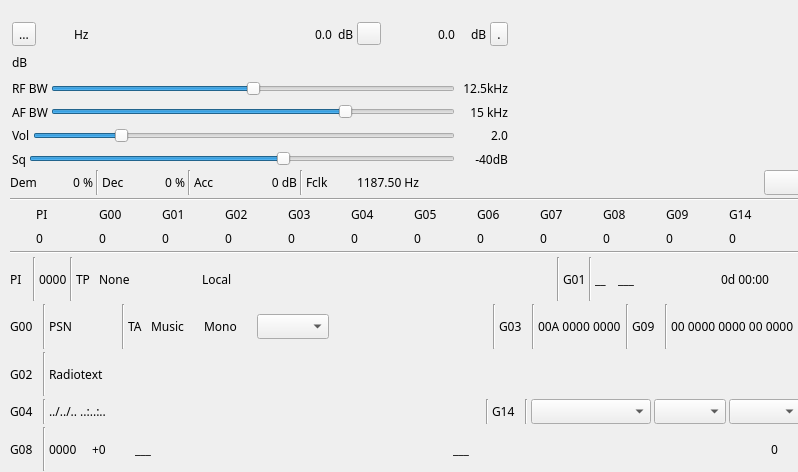
This is plugins/channelrx/demodbfm/bfmdemodgui.ui in f4exb/sdrangel as Qt 5 draws it before an edit. The edited form follows.
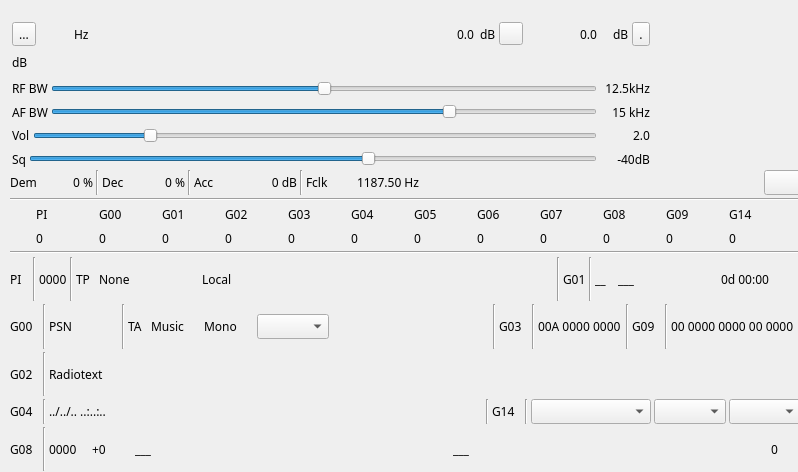
This is the edited form. Icons and pictures are not drawn. Custom widgets are drawn as their Qt base class.

Commit message: BFM demod GUI: adjust minimum size

The edit to the form file:
```diff
--- a/plugins/channelrx/demodbfm/bfmdemodgui.ui
+++ b/plugins/channelrx/demodbfm/bfmdemodgui.ui
@@ -18,7 +18,7 @@
   </property>
   <property name="minimumSize">
    <size>
-    <width>502</width>
+    <width>642</width>
     <height>0</height>
    </size>
   </property>
@@ -39,13 +39,13 @@
     <rect>
      <x>10</x>
      <y>20</y>
-     <width>500</width>
+     <width>642</width>
      <height>151</height>
     </rect>
    </property>
    <property name="minimumSize">
     <size>
-     <width>500</width>
+     <width>640</width>
      <height>0</height>
     </size>
    </property>
```
Left out of the diff: 2 changed lines with no effect on the pictures.
